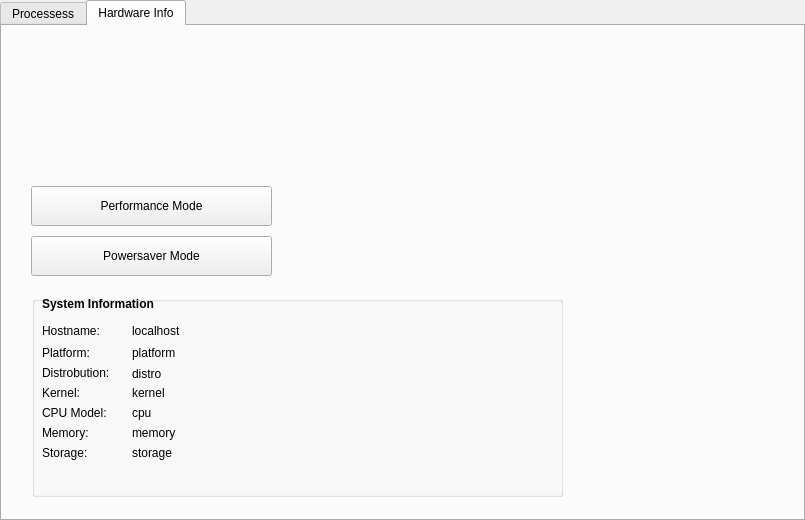
The window that Sysmon/sysmon.ui (moyass/System-Application-Monitor) describes before a commit, drawn with Qt 5.
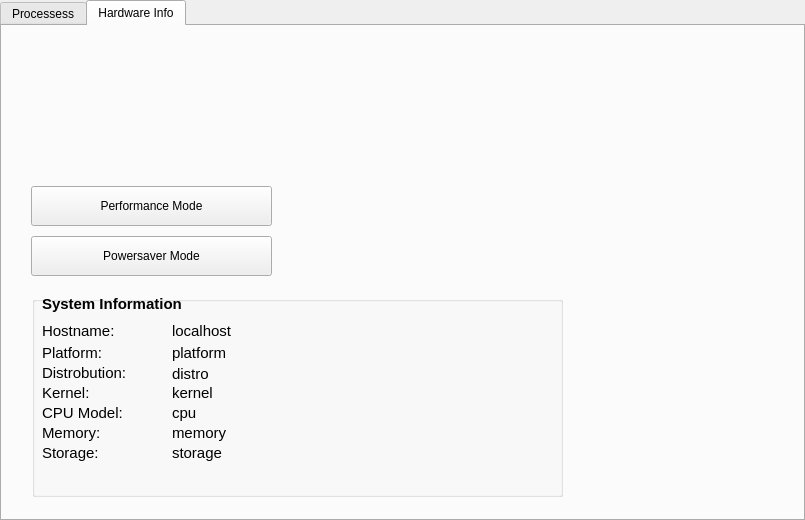
The same window after the commit. Custom widgets are drawn as their Qt base class.

The edit to the form file:
```diff
--- a/Sysmon/sysmon.ui
+++ b/Sysmon/sysmon.ui
@@ -1173,6 +1173,7 @@
      </property>
      <property name="font">
       <font>
+       <pointsize>11</pointsize>
        <weight>50</weight>
        <bold>false</bold>
       </font>
@@ -1183,7 +1184,7 @@
      <widget class="QLabel" name="distro">
       <property name="geometry">
        <rect>
-        <x>100</x>
+        <x>140</x>
         <y>70</y>
         <width>171</width>
         <height>16</height>
@@ -1196,9 +1197,9 @@
      <widget class="QLabel" name="cpu">
       <property name="geometry">
        <rect>
-        <x>100</x>
+        <x>140</x>
         <y>109</y>
-        <width>301</width>
+        <width>371</width>
         <height>16</height>
        </rect>
       </property>
@@ -1211,7 +1212,7 @@
        <rect>
         <x>10</x>
         <y>107</y>
-        <width>81</width>
+        <width>101</width>
         <height>20</height>
        </rect>
       </property>
@@ -1237,7 +1238,7 @@
        <rect>
         <x>10</x>
         <y>27</y>
-        <width>71</width>
+        <width>91</width>
         <height>16</height>
        </rect>
       </property>
@@ -1261,7 +1262,7 @@
      <widget class="QLabel" name="platform">
       <property name="geometry">
        <rect>
-        <x>100</x>
+        <x>140</x>
         <y>49</y>
         <width>171</width>
         <height>16</height>
@@ -1274,7 +1275,7 @@
      <widget class="QLabel" name="kernel">
       <property name="geometry">
        <rect>
-        <x>100</x>
+        <x>140</x>
         <y>89</y>
         <width>171</width>
         <height>16</height>
@@ -1289,7 +1290,7 @@
        <rect>
         <x>10</x>
         <y>67</y>
-        <width>81</width>
+        <width>111</width>
         <height>20</height>
        </rect>
       </property>
@@ -1326,7 +1327,7 @@
      <widget class="QLabel" name="hostname">
       <property name="geometry">
        <rect>
-        <x>100</x>
+        <x>140</x>
         <y>27</y>
         <width>171</width>
         <height>16</height>
@@ -1339,7 +1340,7 @@
      <widget class="QLabel" name="storage">
       <property name="geometry">
        <rect>
-        <x>100</x>
+        <x>140</x>
         <y>149</y>
         <width>171</width>
         <height>16</height>
@@ -1352,7 +1353,7 @@
      <widget class="QLabel" name="memory">
       <property name="geometry">
        <rect>
-        <x>100</x>
+        <x>140</x>
         <y>129</y>
         <width>171</width>
         <height>16</height>
```
